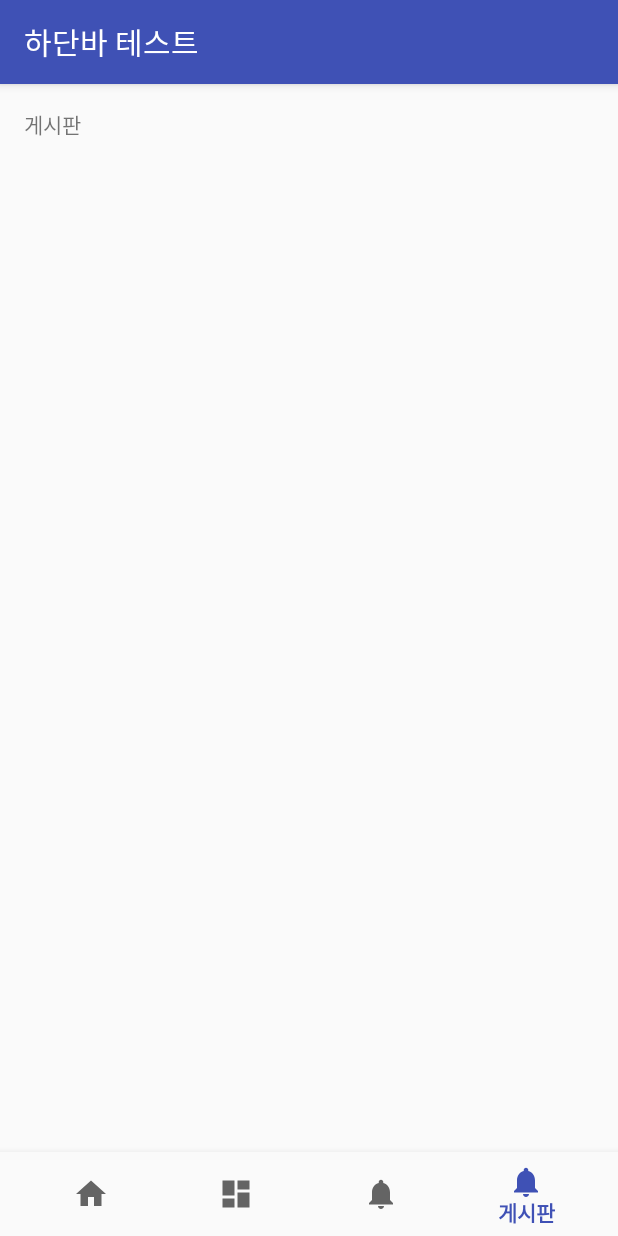
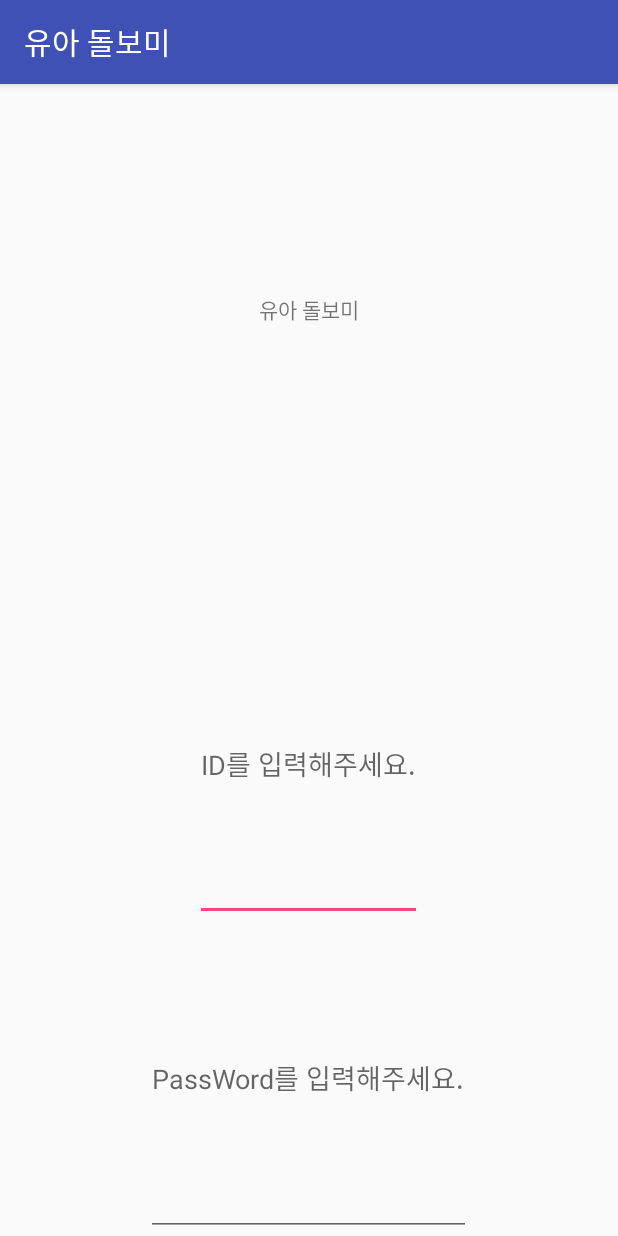
Before and after one commit to JhPlayGround/mobileSW, an Android app: the screen it shows after launch (MainActivity before the commit, LoginActivity after it), item 4 of the bottom bar chosen, on a phone screen of 412 x 824 dp. Run offline under Robolectric (Android 15) with nearby library versions, the phone set to English and light mode, and no system bars.

Commit message:
바텀바 기본 틀 + 화면 이동

```diff
--- a/agidolbome/app/src/main/AndroidManifest.xml
+++ b/agidolbome/app/src/main/AndroidManifest.xml
@@ -18,6 +18,7 @@
                 <category android:name="android.intent.category.LAUNCHER" />
             </intent-filter>
         </activity>
+        <activity android:name=".LoginActivity"></activity>
     </application>
 
 </manifest>
--- /dev/null
+++ b/agidolbome/app/src/main/java/com/example/helloworld/myapplication/LoginActivity.java
@@ -0,0 +1,13 @@
+package com.example.helloworld.myapplication;
+
+import android.support.v7.app.AppCompatActivity;
+import android.os.Bundle;
+
+public class LoginActivity extends AppCompatActivity {
+
+    @Override
+    protected void onCreate(Bundle savedInstanceState) {
+        super.onCreate(savedInstanceState);
+        setContentView(R.layout.activity_login);
+    }
+}
--- a/agidolbome/app/src/main/java/com/example/helloworld/myapplication/MainActivity.java
+++ b/agidolbome/app/src/main/java/com/example/helloworld/myapplication/MainActivity.java
@@ -1,5 +1,6 @@
 package com.example.helloworld.myapplication;
 
+import android.content.Intent;
 import android.os.Bundle;
 import android.support.annotation.NonNull;
 import android.support.design.widget.BottomNavigationView;
@@ -18,16 +19,20 @@ public class MainActivity extends AppCompatActivity {
         public boolean onNavigationItemSelected(@NonNull MenuItem item) {
             switch (item.getItemId()) {
                 case R.id.navigation_clothes:
-                    mTextMessage.setText(R.string.title_clothes);
+                    Intent login1 = new Intent(getApplicationContext(),LoginActivity.class);
+                    startActivity(login1);
                     return true;
                 case R.id.navigation_daily:
-                    mTextMessage.setText(R.string.title_daily);
+                    Intent login2 = new Intent(getApplicationContext(),LoginActivity.class);
+                    startActivity(login2);
                     return true;
                 case R.id.navigation_compare:
-                    mTextMessage.setText(R.string.title_compare);
+                    Intent login3 = new Intent(getApplicationContext(),LoginActivity.class);
+                    startActivity(login3);
                     return true;
                 case R.id.navigation_board:
-                    mTextMessage.setText(R.string.title_board);
+                    Intent login4 = new Intent(getApplicationContext(),LoginActivity.class);
+                    startActivity(login4);
                     return true;
             }
             return false;
--- /dev/null
+++ b/agidolbome/app/src/main/res/layout/activity_login.xml
@@ -0,0 +1,43 @@
+<?xml version="1.0" encoding="utf-8"?>
+<LinearLayout xmlns:android="http://schemas.android.com/apk/res/android"
+    xmlns:tools="http://schemas.android.com/tools"
+    android:layout_width="match_parent"
+    android:layout_height="match_parent"
+    tools:context=".LoginActivity"
+    android:orientation="vertical"
+    >
+
+    <TextView
+        android:layout_width="wrap_content"
+        android:layout_height="0px"
+        android:layout_weight="0.1"/>
+    <TextView
+        android:id="@+id/tv"
+        android:layout_width="wrap_content"
+        android:layout_height="0dp"
+        android:layout_weight="0.15"
+        android:layout_gravity="center"
+        android:text="유아 돌보미"
+        />
+
+    <EditText
+        android:id="@+id/etID"
+        android:layout_width="wrap_content"
+        android:layout_height="0px"
+        android:layout_weight="0.15"
+        android:layout_gravity="center"
+        android:hint="ID를 입력해주세요."
+        android:maxLength="20"
+        />
+    <EditText
+        android:id="@+id/etPW"
+        android:layout_width="wrap_content"
+        android:layout_height="0px"
+        android:layout_weight="0.15"
+        android:layout_gravity="center"
+        android:hint="PassWord를 입력해주세요."
+        android:layout_below="@id/etID"
+        android:maxLength="20"
+        />
+
+</LinearLayout>
--- a/agidolbome/app/src/main/res/values/strings.xml
+++ b/agidolbome/app/src/main/res/values/strings.xml
@@ -1,5 +1,5 @@
 <resources>
-    <string name="app_name">하단바 테스트</string>
+    <string name="app_name">유아 돌보미</string>
     <string name="title_clothes">외출복 추천</string>
     <string name="title_daily">데일리 이유식</string>
     <string name="title_compare">유아 비교</string>
```
